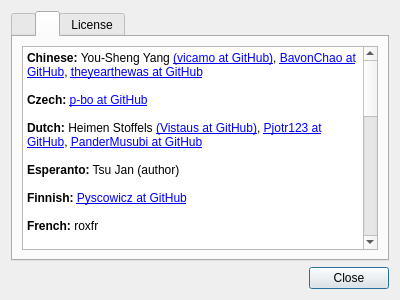
Qt form feathernotes/about.ui (tsujan/FeatherNotes) before a commit.
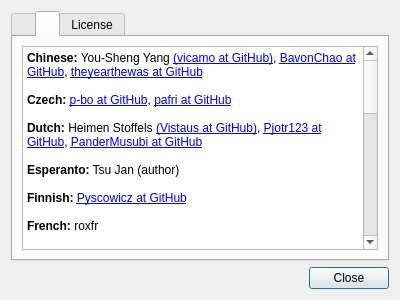
The same form after that commit. The open tabs and pages were chosen to show the change.

What changed in the file:
```diff
--- a/feathernotes/about.ui
+++ b/feathernotes/about.ui
@@ -99,7 +99,7 @@
 &lt;/style&gt;&lt;/head&gt;&lt;body style=&quot;  font-weight:400; font-style:normal;&quot;&gt;
 &lt;p style=&quot; margin-top:0px; margin-bottom:0px; margin-left:0px; margin-right:0px; -qt-block-indent:0; text-indent:0px;&quot;&gt;&lt;span style=&quot; font-weight:600;&quot;&gt;Chinese:&lt;/span&gt; You-Sheng Yang &lt;a href=&quot;https://github.com/vicamo&quot;&gt;(vicamo at GitHub)&lt;/a&gt;, &lt;a href=&quot;https://github.com/BavonChao&quot;&gt;BavonChao at GitHub&lt;/a&gt;, &lt;a href=&quot;https://github.com/theyearthewas&quot;&gt;theyearthewas at GitHub&lt;/a&gt;&lt;/p&gt;
 &lt;p style=&quot;-qt-paragraph-type:empty; margin-top:0px; margin-bottom:0px; margin-left:0px; margin-right:0px; -qt-block-indent:0; text-indent:0px;&quot;&gt;&lt;br /&gt;&lt;/p&gt;
-&lt;p style=&quot; margin-top:0px; margin-bottom:0px; margin-left:0px; margin-right:0px; -qt-block-indent:0; text-indent:0px;&quot;&gt;&lt;span style=&quot; font-weight:600;&quot;&gt;Czech:&lt;/span&gt; &lt;a href=&quot;https://github.com/p-bo&quot;&gt;p-bo at GitHub&lt;/a&gt;&lt;/p&gt;
+&lt;p style=&quot; margin-top:0px; margin-bottom:0px; margin-left:0px; margin-right:0px; -qt-block-indent:0; text-indent:0px;&quot;&gt;&lt;span style=&quot; font-weight:600;&quot;&gt;Czech:&lt;/span&gt; &lt;a href=&quot;https://github.com/p-bo&quot;&gt;p-bo at GitHub&lt;/a&gt;, &lt;a href=&quot;https://github.com/pafri&quot;&gt;pafri at GitHub&lt;/a&gt;&lt;/p&gt;
 &lt;p style=&quot;-qt-paragraph-type:empty; margin-top:0px; margin-bottom:0px; margin-left:0px; margin-right:0px; -qt-block-indent:0; text-indent:0px;&quot;&gt;&lt;br /&gt;&lt;/p&gt;
 &lt;p style=&quot; margin-top:0px; margin-bottom:0px; margin-left:0px; margin-right:0px; -qt-block-indent:0; text-indent:0px;&quot;&gt;&lt;span style=&quot; font-weight:600;&quot;&gt;Dutch:&lt;/span&gt; Heimen Stoffels &lt;a href=&quot;https://github.com/Vistaus&quot;&gt;(Vistaus at GitHub)&lt;/a&gt;, &lt;a href=&quot;https://github.com/Pjotr123&quot;&gt;Pjotr123 at GitHub&lt;/a&gt;, &lt;a href=&quot;https://github.com/PanderMusubi&quot;&gt;PanderMusubi at GitHub&lt;/a&gt;&lt;/p&gt;
 &lt;p style=&quot;-qt-paragraph-type:empty; margin-top:0px; margin-bottom:0px; margin-left:0px; margin-right:0px; -qt-block-indent:0; text-indent:0px;&quot;&gt;&lt;br /&gt;&lt;/p&gt;
@@ -121,9 +121,11 @@
 &lt;p style=&quot;-qt-paragraph-type:empty; margin-top:0px; margin-bottom:0px; margin-left:0px; margin-right:0px; -qt-block-indent:0; text-indent:0px;&quot;&gt;&lt;br /&gt;&lt;/p&gt;
 &lt;p style=&quot; margin-top:0px; margin-bottom:0px; margin-left:0px; margin-right:0px; -qt-block-indent:0; text-indent:0px;&quot;&gt;&lt;span style=&quot; font-weight:600;&quot;&gt;Lithuanian:&lt;/span&gt; &lt;a href=&quot;https://github.com/welaq&quot;&gt;welaq at GitHub&lt;/a&gt;&lt;/p&gt;
 &lt;p style=&quot;-qt-paragraph-type:empty; margin-top:0px; margin-bottom:0px; margin-left:0px; margin-right:0px; -qt-block-indent:0; text-indent:0px;&quot;&gt;&lt;br /&gt;&lt;/p&gt;
+&lt;p style=&quot; margin-top:0px; margin-bottom:0px; margin-left:0px; margin-right:0px; -qt-block-indent:0; text-indent:0px;&quot;&gt;&lt;span style=&quot; font-weight:600;&quot;&gt;Norwegian:&lt;/span&gt; Allan Nordhøy &lt;a href=&quot;https://github.com/comradekingu&quot;&gt;(comradekingu at GitHub)&lt;/a&gt;&lt;/p&gt;
+&lt;p style=&quot;-qt-paragraph-type:empty; margin-top:0px; margin-bottom:0px; margin-left:0px; margin-right:0px; -qt-block-indent:0; text-indent:0px;&quot;&gt;&lt;br /&gt;&lt;/p&gt;
 &lt;p style=&quot; margin-top:0px; margin-bottom:0px; margin-left:0px; margin-right:0px; -qt-block-indent:0; text-indent:0px;&quot;&gt;&lt;span style=&quot; font-weight:600;&quot;&gt;Polish:&lt;/span&gt; Marcin Mikołajczak &lt;a href=&quot;https://github.com/m4sk1n&quot;&gt;(m4sk1n at GitHub)&lt;/a&gt;&lt;/p&gt;
 &lt;p style=&quot;-qt-paragraph-type:empty; margin-top:0px; margin-bottom:0px; margin-left:0px; margin-right:0px; -qt-block-indent:0; text-indent:0px;&quot;&gt;&lt;br /&gt;&lt;/p&gt;
-&lt;p style=&quot; margin-top:0px; margin-bottom:0px; margin-left:0px; margin-right:0px; -qt-block-indent:0; text-indent:0px;&quot;&gt;&lt;span style=&quot; font-weight:600;&quot;&gt;Portuguese (Brazil):&lt;/span&gt; &lt;a href=&quot;https://github.com/eltonfabricio10&quot;&gt;eltonfabricio10 at GitHub&lt;/a&gt;, Erik Kierski &lt;a href=&quot;https://github.com/erikferki&quot;&gt;(erikferki at GitHub)&lt;/a&gt;&lt;/p&gt;
+&lt;p style=&quot; margin-top:0px; margin-bottom:0px; margin-left:0px; margin-right:0px; -qt-block-indent:0; text-indent:0px;&quot;&gt;&lt;span style=&quot; font-weight:600;&quot;&gt;Portuguese (Brazil):&lt;/span&gt; &lt;a href=&quot;https://github.com/eltonfabricio10&quot;&gt;eltonfabricio10 at GitHub&lt;/a&gt;, Erik Kierski &lt;a href=&quot;https://github.com/erikferki&quot;&gt;(erikferki at GitHub)&lt;/a&gt;, &lt;a href=&quot;https://github.com/Cristian-Willian-dos-Santos&quot;&gt;Cristian-Willian-dos-Santos at GitHub&lt;/a&gt;&lt;/p&gt;
 &lt;p style=&quot;-qt-paragraph-type:empty; margin-top:0px; margin-bottom:0px; margin-left:0px; margin-right:0px; -qt-block-indent:0; text-indent:0px;&quot;&gt;&lt;br /&gt;&lt;/p&gt;
 &lt;p style=&quot; margin-top:0px; margin-bottom:0px; margin-left:0px; margin-right:0px; -qt-block-indent:0; text-indent:0px;&quot;&gt;&lt;span style=&quot; font-weight:600;&quot;&gt;Portuguese (Portugal):&lt;/span&gt; Ruan O. Lima, Hugo Carvalho &lt;a href=&quot;https://github.com/hugok79&quot;&gt;(hugok79 at GitHub)&lt;/a&gt;&lt;/p&gt;
 &lt;p style=&quot;-qt-paragraph-type:empty; margin-top:0px; margin-bottom:0px; margin-left:0px; margin-right:0px; -qt-block-indent:0; text-indent:0px;&quot;&gt;&lt;br /&gt;&lt;/p&gt;
```
